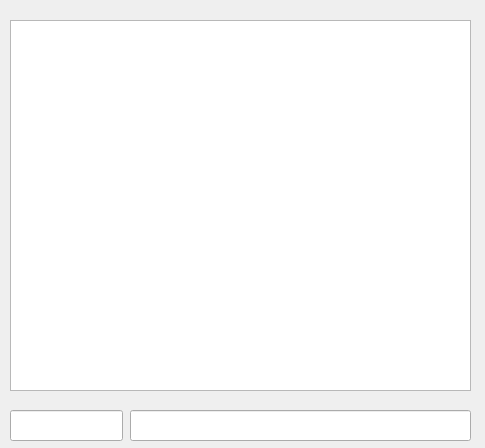
Above: chatting/uis/main.ui from simm4256/pyqt before the change. Below: the same form after it.
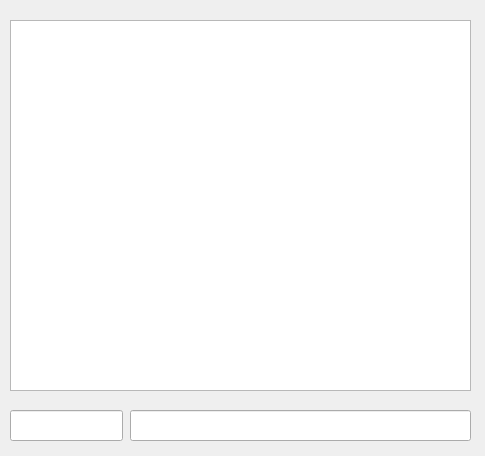
That is the form after the change.

```diff
--- a/chatting/uis/main.ui
+++ b/chatting/uis/main.ui
@@ -7,7 +7,7 @@
     <x>0</x>
     <y>0</y>
     <width>485</width>
-    <height>448</height>
+    <height>456</height>
    </rect>
   </property>
   <property name="windowTitle">
```
Left out of the diff: 29 changed lines with no effect on the pictures.
